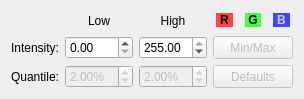
Qt form Code/Common/mvdColorBandDynamicsWidget.ui (orfeotoolbox/OTB) before a commit.
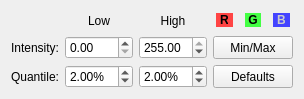
The same form after that commit.

Commit message: ENH: Added and connected SIGNAL/SLOTS between ColorDynamicsWidget and ColorBandDynamicsWidget.

```diff
--- a/Code/Common/mvdColorBandDynamicsWidget.ui
+++ b/Code/Common/mvdColorBandDynamicsWidget.ui
@@ -164,7 +164,7 @@
    <item row="1" column="3">
     <widget class="QPushButton" name="minMaxButton">
      <property name="enabled">
-      <bool>false</bool>
+      <bool>true</bool>
      </property>
      <property name="sizePolicy">
       <sizepolicy hsizetype="Minimum" vsizetype="Minimum">
@@ -196,7 +196,7 @@
    <item row="2" column="1">
     <widget class="QDoubleSpinBox" name="lowQuantileSpinBox">
      <property name="enabled">
-      <bool>false</bool>
+      <bool>true</bool>
      </property>
      <property name="sizePolicy">
       <sizepolicy hsizetype="Minimum" vsizetype="Minimum">
@@ -218,7 +218,7 @@
    <item row="2" column="2">
     <widget class="QDoubleSpinBox" name="highQuantileSpinBox">
      <property name="enabled">
-      <bool>false</bool>
+      <bool>true</bool>
      </property>
      <property name="sizePolicy">
       <sizepolicy hsizetype="Minimum" vsizetype="Minimum">
@@ -240,7 +240,7 @@
    <item row="2" column="3">
     <widget class="QPushButton" name="defaultsButton">
      <property name="enabled">
-      <bool>false</bool>
+      <bool>true</bool>
      </property>
      <property name="sizePolicy">
       <sizepolicy hsizetype="Minimum" vsizetype="Minimum">
```
The commit also changes 8 other files.
